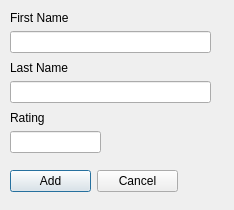
The window that addplayerdialog.ui (skni-kod/TournamentAppDesktop) describes before a commit, drawn with Qt 5.
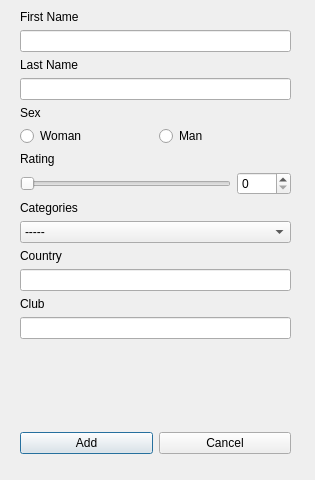
The same window after the commit.

```diff
--- a/addplayerdialog.ui
+++ b/addplayerdialog.ui
@@ -6,102 +6,257 @@
    <rect>
     <x>0</x>
     <y>0</y>
-    <width>234</width>
-    <height>210</height>
+    <width>315</width>
+    <height>480</height>
    </rect>
   </property>
+  <property name="minimumSize">
+   <size>
+    <width>315</width>
+    <height>480</height>
+   </size>
+  </property>
+  <property name="maximumSize">
+   <size>
+    <width>315</width>
+    <height>480</height>
+   </size>
+  </property>
   <property name="windowTitle">
    <string>Dialog</string>
   </property>
   <widget class="QWidget" name="layoutWidget">
    <property name="geometry">
     <rect>
-     <x>10</x>
-     <y>110</y>
-     <width>91</width>
-     <height>43</height>
-    </rect>
-   </property>
-   <layout class="QVBoxLayout" name="verticalLayout_3">
-    <item>
-     <widget class="QLabel" name="label_3">
-      <property name="text">
-       <string>Rating</string>
-      </property>
-     </widget>
-    </item>
-    <item>
-     <widget class="QLineEdit" name="lineEdit_3"/>
-    </item>
-   </layout>
-  </widget>
-  <widget class="QWidget" name="layoutWidget">
-   <property name="geometry">
-    <rect>
-     <x>10</x>
-     <y>60</y>
-     <width>201</width>
-     <height>43</height>
-    </rect>
-   </property>
-   <layout class="QVBoxLayout" name="verticalLayout_2">
-    <item>
-     <widget class="QLabel" name="label_2">
-      <property name="text">
-       <string>Last Name</string>
-      </property>
-     </widget>
-    </item>
-    <item>
-     <widget class="QLineEdit" name="lineEdit_2"/>
-    </item>
-   </layout>
-  </widget>
-  <widget class="QWidget" name="layoutWidget">
-   <property name="geometry">
-    <rect>
-     <x>10</x>
+     <x>20</x>
      <y>10</y>
-     <width>201</width>
-     <height>43</height>
+     <width>271</width>
+     <height>444</height>
     </rect>
    </property>
-   <layout class="QVBoxLayout" name="verticalLayout">
+   <layout class="QVBoxLayout" name="verticalLayout_8">
+    <property name="leftMargin">
+     <number>0</number>
+    </property>
+    <property name="topMargin">
+     <number>0</number>
+    </property>
+    <property name="rightMargin">
+     <number>0</number>
+    </property>
+    <property name="bottomMargin">
+     <number>0</number>
+    </property>
     <item>
-     <widget class="QLabel" name="label">
-      <property name="text">
-       <string>First Name</string>
-      </property>
-     </widget>
+     <layout class="QVBoxLayout" name="verticalLayout_9">
+      <item>
+       <widget class="QLabel" name="label_7">
+        <property name="text">
+         <string>First Name</string>
+        </property>
+       </widget>
+      </item>
+      <item>
+       <widget class="QLineEdit" name="lineEditFirstN"/>
+      </item>
+      <item>
+       <layout class="QVBoxLayout" name="verticalLayout_7">
+        <item>
+         <widget class="QLabel" name="label_8">
+          <property name="text">
+           <string>Last Name</string>
+          </property>
+         </widget>
+        </item>
+        <item>
+         <widget class="QLineEdit" name="lineEditLastN"/>
+        </item>
+        <item>
+         <layout class="QVBoxLayout" name="verticalLayout_10">
+          <item>
+           <widget class="QLabel" name="label_6">
+            <property name="text">
+             <string>Sex</string>
+            </property>
+           </widget>
+          </item>
+          <item>
+           <layout class="QHBoxLayout" name="horizontalLayout_4">
+            <item>
+             <widget class="QRadioButton" name="radioButtonWoman">
+              <property name="text">
+               <string>Woman</string>
+              </property>
+             </widget>
+            </item>
+            <item>
+             <widget class="QRadioButton" name="radioButtonMan">
+              <property name="text">
+               <string>Man</string>
+              </property>
+             </widget>
+            </item>
+           </layout>
+          </item>
+         </layout>
+        </item>
+       </layout>
+      </item>
+     </layout>
     </item>
     <item>
-     <widget class="QLineEdit" name="lineEdit"/>
+     <layout class="QVBoxLayout" name="verticalLayout_5">
+      <item>
+       <widget class="QLabel" name="label_9">
+        <property name="text">
+         <string>Rating</string>
+        </property>
+       </widget>
+      </item>
+      <item>
+       <layout class="QHBoxLayout" name="horizontalLayout_3">
+        <item>
+         <widget class="QSlider" name="horizontalSliderRating">
+          <property name="maximum">
+           <number>3000</number>
+          </property>
+          <property name="orientation">
+           <enum>Qt::Horizontal</enum>
+          </property>
+         </widget>
+        </item>
+        <item>
+         <widget class="QSpinBox" name="spinBoxRating">
+          <property name="maximum">
+           <number>3000</number>
+          </property>
+         </widget>
+        </item>
+       </layout>
+      </item>
+     </layout>
     </item>
-   </layout>
-  </widget>
-  <widget class="QWidget" name="layoutWidget">
-   <property name="geometry">
-    <rect>
-     <x>10</x>
-     <y>170</y>
-     <width>168</width>
-     <height>23</height>
-    </rect>
-   </property>
-   <layout class="QHBoxLayout" name="horizontalLayout">
     <item>
-     <widget class="QPushButton" name="addButton">
-      <property name="text">
-       <string>Add</string>
-      </property>
-     </widget>
+     <layout class="QVBoxLayout" name="verticalLayout_11">
+      <item>
+       <widget class="QLabel" name="label_4">
+        <property name="text">
+         <string>Categories</string>
+        </property>
+       </widget>
+      </item>
+      <item>
+       <widget class="QComboBox" name="comboBox">
+        <item>
+         <property name="text">
+          <string>-----</string>
+         </property>
+        </item>
+        <item>
+         <property name="text">
+          <string>No rank :(</string>
+         </property>
+        </item>
+        <item>
+         <property name="text">
+          <string>V</string>
+         </property>
+        </item>
+        <item>
+         <property name="text">
+          <string>IV</string>
+         </property>
+        </item>
+        <item>
+         <property name="text">
+          <string>III</string>
+         </property>
+        </item>
+        <item>
+         <property name="text">
+          <string>II</string>
+         </property>
+        </item>
+        <item>
+         <property name="text">
+          <string>I</string>
+         </property>
+        </item>
+       </widget>
+      </item>
+      <item>
+       <layout class="QVBoxLayout" name="verticalLayout_12">
+        <item>
+         <widget class="QLabel" name="label_10">
+          <property name="text">
+           <string>Country</string>
+          </property>
+         </widget>
+        </item>
+        <item>
+         <widget class="QLineEdit" name="lineEditCountry"/>
+        </item>
+       </layout>
+      </item>
+     </layout>
     </item>
     <item>
-     <widget class="QPushButton" name="cancelButton">
-      <property name="text">
-       <string>Cancel</string>
-      </property>
-     </widget>
+     <layout class="QVBoxLayout" name="verticalLayout_13">
+      <item>
+       <widget class="QLabel" name="label_11">
+        <property name="text">
+         <string>Club</string>
+        </property>
+       </widget>
+      </item>
+      <item>
+       <widget class="QLineEdit" name="lineEditClub"/>
+      </item>
+      <item>
+       <spacer name="verticalSpacer_2">
+        <property name="orientation">
+         <enum>Qt::Vertical</enum>
+        </property>
+        <property name="sizeHint" stdset="0">
+         <size>
+          <width>20</width>
+          <height>40</height>
+         </size>
+        </property>
+       </spacer>
+      </item>
+      <item>
+       <spacer name="verticalSpacer">
+        <property name="orientation">
+         <enum>Qt::Vertical</enum>
+        </property>
+        <property name="sizeHint" stdset="0">
+         <size>
+          <width>20</width>
+          <height>60</height>
+         </size>
+        </property>
+       </spacer>
+      </item>
+      <item>
+       <layout class="QHBoxLayout" name="horizontalLayout">
+        <item>
+         <widget class="QPushButton" name="addButton">
+          <property name="text">
+           <string>Add</string>
+          </property>
+         </widget>
+        </item>
+        <item>
+         <widget class="QPushButton" name="cancelButton">
+          <property name="text">
+           <string>Cancel</string>
+          </property>
+         </widget>
+        </item>
+       </layout>
+      </item>
+     </layout>
     </item>
    </layout>
   </widget>
```
Left out of the diff: 40 changed lines with no effect on the pictures.
